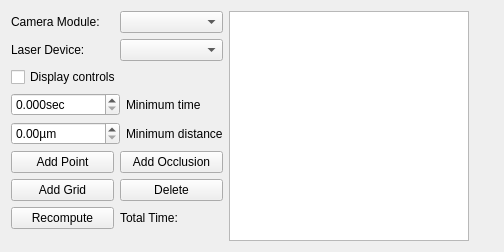
Before: the Qt Designer form lib/devices/Scanner/ProtocolTemplate.ui in acq4/acq4, drawn with Qt 5.
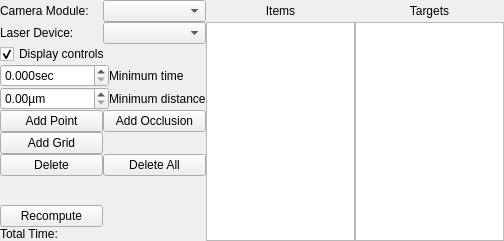
After: the same form once the commit is applied.

Commit message: Very basic scanner functionality in place--calibration and protocol work together. Still no timing/optimization for sequences.

```diff
--- a/lib/devices/Scanner/ProtocolTemplate.ui
+++ b/lib/devices/Scanner/ProtocolTemplate.ui
@@ -14,12 +14,12 @@
    <string>Form</string>
   </property>
   <layout class="QGridLayout" name="gridLayout_2">
-   <item row="0" column="1">
-    <widget class="QComboBox" name="cameraCombo"/>
-   </item>
-   <item row="0" column="2" rowspan="9">
-    <widget class="QListWidget" name="listWidget"/>
-   </item>
+   <property name="margin">
+    <number>0</number>
+   </property>
+   <property name="spacing">
+    <number>0</number>
+   </property>
    <item row="0" column="0">
     <widget class="QLabel" name="label">
      <property name="text">
@@ -27,6 +27,56 @@
      </property>
     </widget>
    </item>
+   <item row="0" column="1">
+    <widget class="QComboBox" name="cameraCombo"/>
+   </item>
+   <item row="0" column="2">
+    <widget class="QLabel" name="label_5">
+     <property name="text">
+      <string>Items</string>
+     </property>
+     <property name="alignment">
+      <set>Qt::AlignCenter</set>
+     </property>
+    </widget>
+   </item>
+   <item row="0" column="3">
+    <widget class="QLabel" name="label_6">
+     <property name="text">
+      <string>Targets</string>
+     </property>
+     <property name="alignment">
+      <set>Qt::AlignCenter</set>
+     </property>
+    </widget>
+   </item>
+   <item row="1" column="0">
+    <widget class="QLabel" name="label_2">
+     <property name="text">
+      <string>Laser Device:</string>
+     </property>
+    </widget>
+   </item>
+   <item row="1" column="1">
+    <widget class="QComboBox" name="laserCombo"/>
+   </item>
+   <item row="1" column="3" rowspan="9">
+    <widget class="QListWidget" name="targetList">
+     <property name="dragDropMode">
+      <enum>QAbstractItemView::InternalMove</enum>
+     </property>
+    </widget>
+   </item>
+   <item row="2" column="0" colspan="2">
+    <widget class="QCheckBox" name="displayCheck">
+     <property name="text">
+      <string>Display controls</string>
+     </property>
+     <property name="checked">
+      <bool>true</bool>
+     </property>
+    </widget>
+   </item>
    <item row="3" column="0" colspan="2">
     <layout class="QGridLayout" name="gridLayout">
      <item row="0" column="0">
@@ -68,13 +118,6 @@
      </item>
     </layout>
    </item>
-   <item row="4" column="1">
-    <widget class="QPushButton" name="addOcclusionBtn">
-     <property name="text">
-      <string>Add Occlusion</string>
-     </property>
-    </widget>
-   </item>
    <item row="4" column="0">
     <widget class="QPushButton" name="addPointBtn">
      <property name="text">
@@ -82,6 +125,26 @@
      </property>
     </widget>
    </item>
+   <item row="4" column="1">
+    <widget class="QPushButton" name="addOcclusionBtn">
+     <property name="text">
+      <string>Add Occlusion</string>
+     </property>
+    </widget>
+   </item>
+   <item row="4" column="4">
+    <spacer name="horizontalSpacer">
+     <property name="orientation">
+      <enum>Qt::Horizontal</enum>
+     </property>
+     <property name="sizeHint" stdset="0">
+      <size>
+       <width>40</width>
+       <height>20</height>
+      </size>
+     </property>
+    </spacer>
+   </item>
    <item row="5" column="0">
     <widget class="QPushButton" name="addGridBtn">
      <property name="text">
@@ -90,55 +153,48 @@
     </widget>
    </item>
    <item row="6" column="0">
+    <widget class="QPushButton" name="deleteBtn">
+     <property name="text">
+      <string>Delete</string>
+     </property>
+    </widget>
+   </item>
+   <item row="6" column="1">
+    <widget class="QPushButton" name="deleteAllBtn">
+     <property name="text">
+      <string>Delete All</string>
+     </property>
+    </widget>
+   </item>
+   <item row="7" column="0">
+    <spacer name="verticalSpacer">
+     <property name="orientation">
+      <enum>Qt::Vertical</enum>
+     </property>
+     <property name="sizeHint" stdset="0">
+      <size>
+       <width>20</width>
+       <height>40</height>
+      </size>
+     </property>
+    </spacer>
+   </item>
+   <item row="8" column="0">
     <widget class="QPushButton" name="recomputeBtn">
      <property name="text">
       <string>Recompute</string>
      </property>
     </widget>
    </item>
-   <item row="6" column="1">
+   <item row="9" column="0" colspan="2">
     <widget class="QLabel" name="timeLabel">
      <property name="text">
       <string>Total Time:</string>
      </property>
     </widget>
    </item>
-   <item row="1" column="0">
-    <widget class="QLabel" name="label_2">
-     <property name="text">
-      <string>Laser Device:</string>
-     </property>
-    </widget>
-   </item>
-   <item row="1" column="1">
-    <widget class="QComboBox" name="laserCombo"/>
-   </item>
-   <item row="2" column="0" colspan="2">
-    <widget class="QCheckBox" name="displayCheck">
-     <property name="text">
-      <string>Display controls</string>
-     </property>
-    </widget>
-   </item>
-   <item row="5" column="1">
-    <widget class="QPushButton" name="deleteBtn">
-     <property name="text">
-      <string>Delete</string>
-     </property>
-    </widget>
-   </item>
-   <item row="0" column="3">
-    <spacer name="horizontalSpacer">
-     <property name="orientation">
-      <enum>Qt::Horizontal</enum>
-     </property>
-     <property name="sizeHint" stdset="0">
-      <size>
-       <width>40</width>
-       <height>20</height>
-      </size>
-     </property>
-    </spacer>
+   <item row="1" column="2" rowspan="9">
+    <widget class="QListWidget" name="itemList"/>
    </item>
   </layout>
  </widget>
```
The commit also changes 10 other files.
